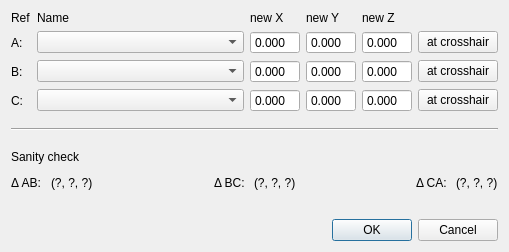
The window that gui/poimanager/ui_reorient_roi_dialog.ui (Ulm-IQO/qudi) describes before a commit, drawn with Qt 5.
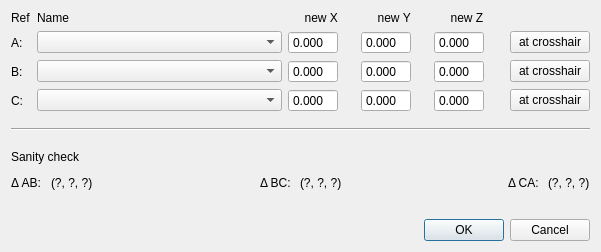
The same window after the commit. Custom widgets are drawn as their Qt base class.

The edit to the form file:
```diff
--- a/gui/poimanager/ui_reorient_roi_dialog.ui
+++ b/gui/poimanager/ui_reorient_roi_dialog.ui
@@ -6,7 +6,7 @@
    <rect>
     <x>0</x>
     <y>0</y>
-    <width>509</width>
+    <width>601</width>
     <height>252</height>
    </rect>
   </property>
@@ -36,21 +36,21 @@
      <item row="0" column="2">
       <widget class="QLabel" name="label_6">
        <property name="text">
-        <string>new X</string>
+        <string>     new X     </string>
        </property>
       </widget>
      </item>
      <item row="0" column="3">
       <widget class="QLabel" name="label_7">
        <property name="text">
-        <string>new Y</string>
+        <string>     new Y     </string>
        </property>
       </widget>
      </item>
      <item row="0" column="4">
       <widget class="QLabel" name="label_8">
        <property name="text">
-        <string>new Z</string>
+        <string>     new Z      </string>
        </property>
       </widget>
      </item>
@@ -558,6 +558,13 @@
    </item>
   </layout>
  </widget>
+ <customwidgets>
+  <customwidget>
+   <class>ScienDSpinBox</class>
+   <extends>QDoubleSpinBox</extends>
+   <header>qtwidgets.scientific_spinbox.h</header>
+  </customwidget>
+ </customwidgets>
  <resources/>
  <connections>
   <connection>
```
Left out of the diff: 18 changed lines with no effect on the pictures.
